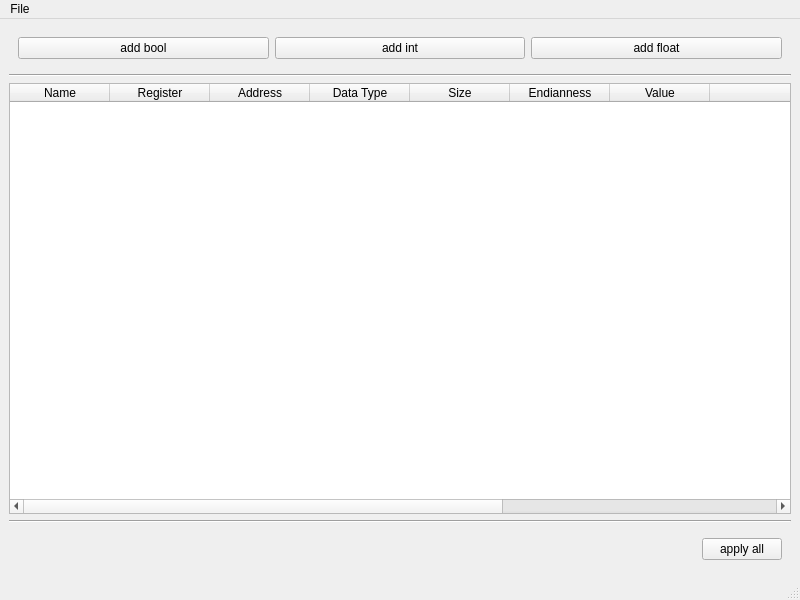
The window that ui/set_values.ui (SHMModbus/shm_modbus_gui) describes before a commit, drawn with Qt 5.
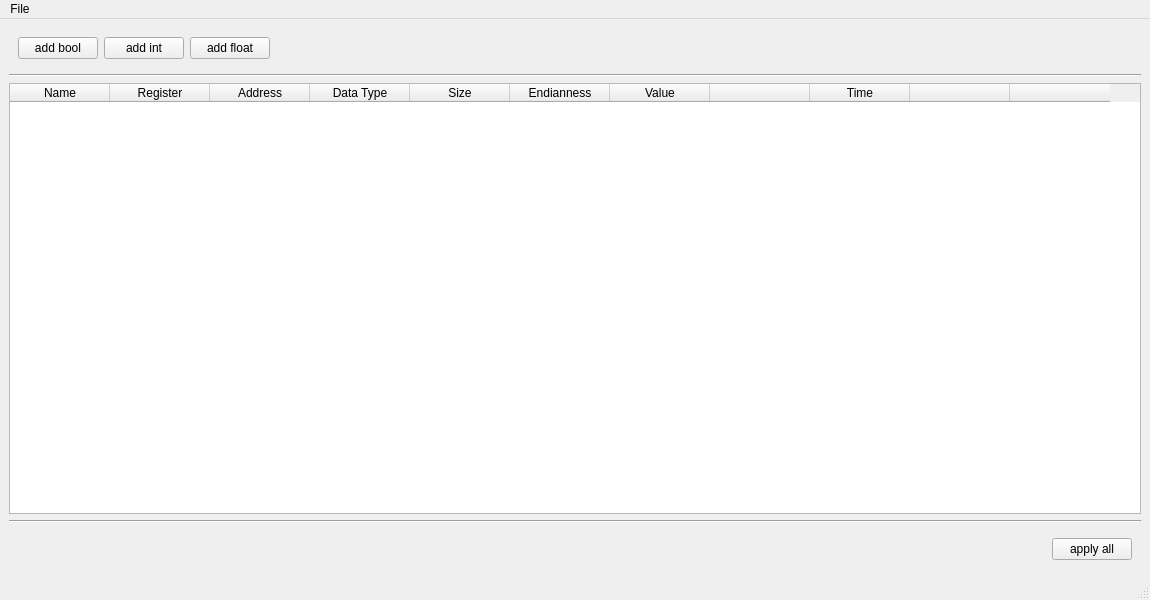
The same window after the commit.

Commit message: add more ui elements for set_values

Patch:
```diff
--- a/ui/set_values.ui
+++ b/ui/set_values.ui
@@ -6,7 +6,7 @@
    <rect>
     <x>0</x>
     <y>0</y>
-    <width>800</width>
+    <width>1150</width>
     <height>600</height>
    </rect>
   </property>
@@ -64,7 +64,7 @@
       </column>
       <column>
        <property name="text">
-        <string>New Column</string>
+        <string/>
        </property>
       </column>
       <column>
@@ -98,6 +98,19 @@
          </property>
         </widget>
        </item>
+       <item row="0" column="3">
+        <spacer name="horizontalSpacer_2">
+         <property name="orientation">
+          <enum>Qt::Horizontal</enum>
+         </property>
+         <property name="sizeHint" stdset="0">
+          <size>
+           <width>40</width>
+           <height>20</height>
+          </size>
+         </property>
+        </spacer>
+       </item>
       </layout>
      </widget>
     </item>
@@ -148,7 +161,7 @@
     <rect>
      <x>0</x>
      <y>0</y>
-     <width>800</width>
+     <width>1150</width>
      <height>30</height>
     </rect>
    </property>
```
The commit also changes 9 other files.
